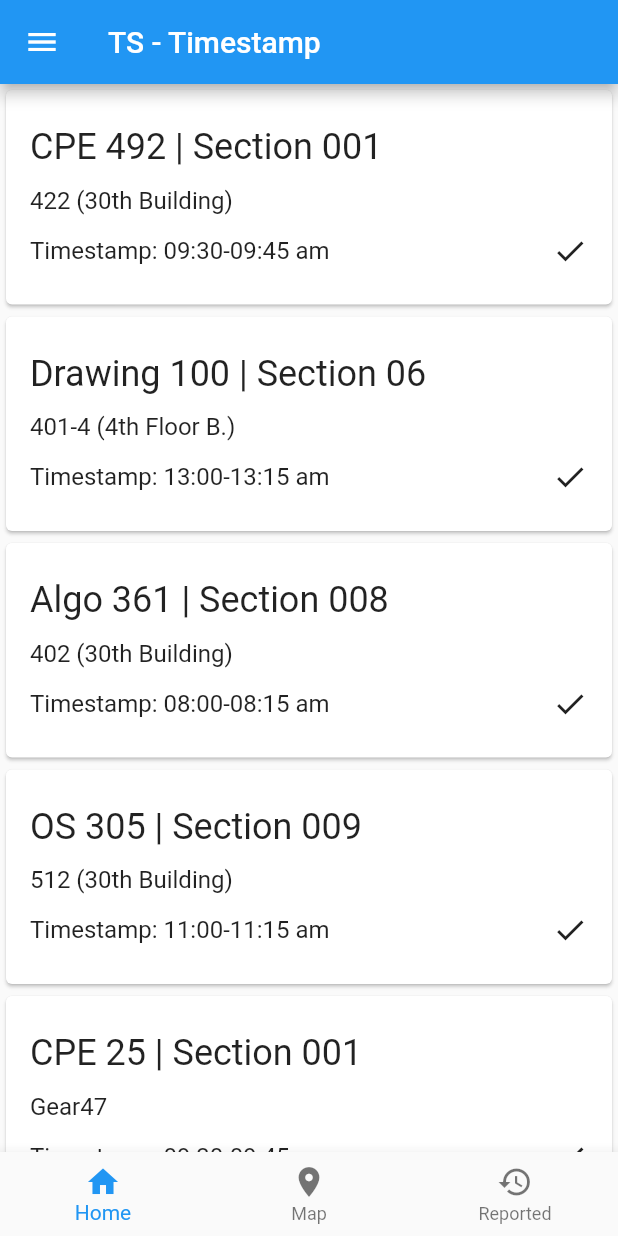
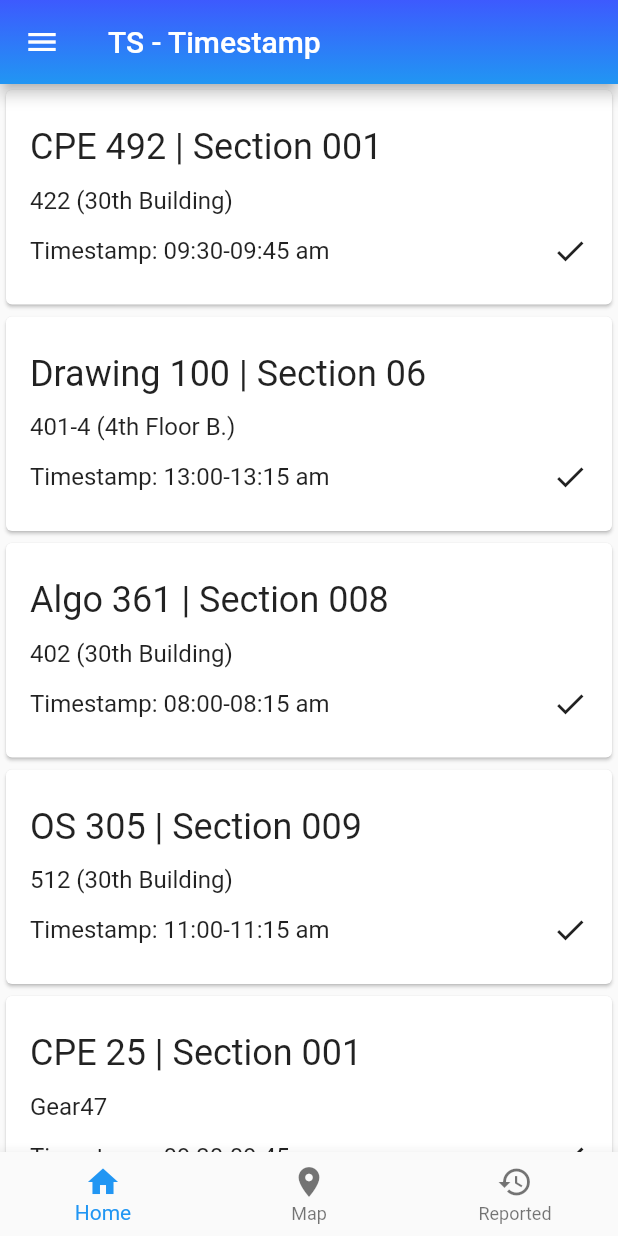
Before and after one commit to bbun0639/Flutter_timestamp, a Flutter app: the screen it shows after launch, on a phone screen of 412 x 824 dp. Run offline on Flutter 3.47's test engine with Material 2 defaults, Android fonts, the phone set to English and light mode, and no system bars.

Commit message:
Gradient Appbar and Sidebar

```diff
--- a/lib/widgets/room_index.dart
+++ b/lib/widgets/room_index.dart
@@ -33,6 +33,13 @@ class _HomeState extends State<Home> {
     return Scaffold(
       appBar: AppBar(
         title: Text("TS - Timestamp"),
+        flexibleSpace: Container(
+          decoration: BoxDecoration(
+              gradient: LinearGradient(
+                  begin: Alignment.topCenter,
+                  end: Alignment.bottomCenter,
+                  colors: <Color>[Colors.indigoAccent[400], Colors.blue])),
+        ),
       ),
       drawer: Drawer(
         // Add a ListView to the drawer. This ensures the user can scroll
@@ -51,6 +58,10 @@ class _HomeState extends State<Home> {
               ),
               decoration: BoxDecoration(
                 color: Colors.blue,
+                gradient: LinearGradient(
+                    begin: Alignment.topCenter,
+                    end: Alignment.bottomCenter,
+                    colors: <Color>[Colors.indigoAccent[400], Colors.blue]),
               ),
             ),
             ListTile(
```
